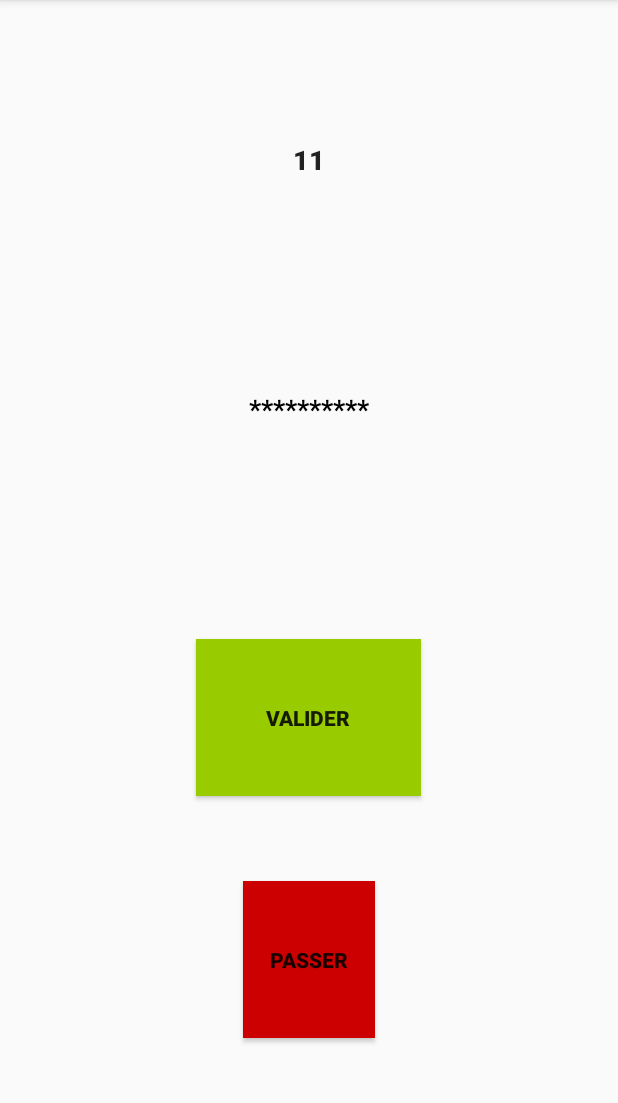
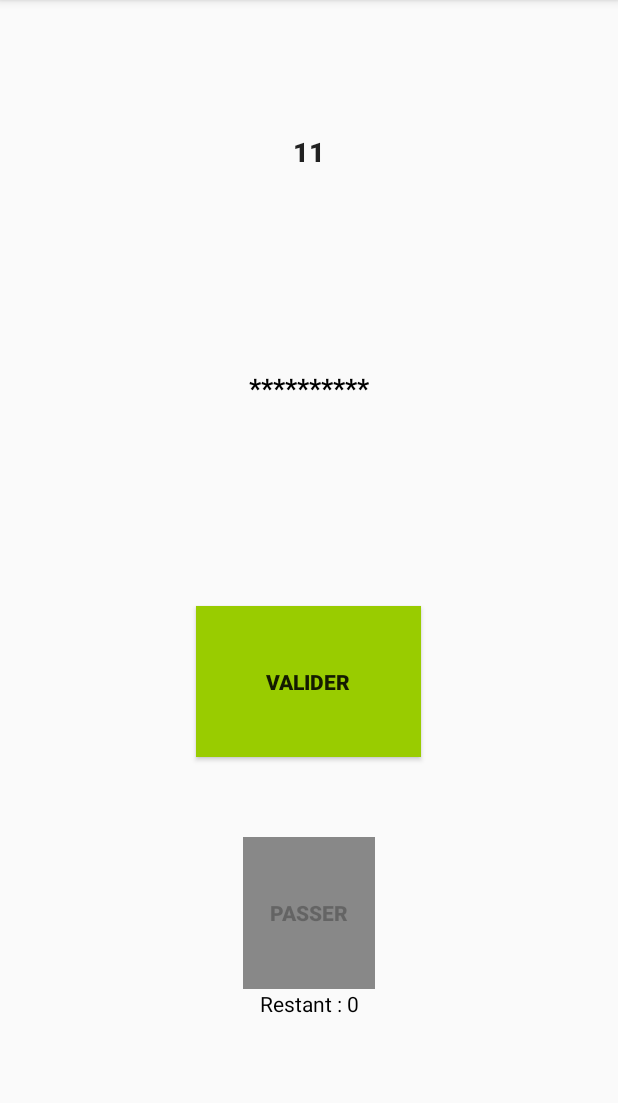
Before and after one commit to villeneuve30/AndroidGame_GuessWords, an Android app: the Round screen opened directly, with no data from a screen before it, after a tap on "PASSER", on a phone screen of 412 x 824 dp, the part 84-1187 px from its top. Run offline under Robolectric (Android 15) with nearby library versions, the phone set to English and light mode, and no system bars; 2 statements that could not run were skipped; 1 other tap on this screen came first.

Commit message:
BackButtonPressed corrigé
ouvre un pop up

```diff
--- a/app/src/main/java/com/example/timesup/ParametrePartie.java
+++ b/app/src/main/java/com/example/timesup/ParametrePartie.java
@@ -1,6 +1,8 @@
 package com.example.timesup;
 
+import android.app.AlertDialog;
 import android.content.Context;
+import android.content.DialogInterface;
 import android.content.Intent;
 import android.content.SharedPreferences;
 import android.support.v7.app.AppCompatActivity;
@@ -123,4 +125,5 @@ public class ParametrePartie extends AppCompatActivity {
         });
 
     }
+
 }
--- a/app/src/main/java/com/example/timesup/Round.java
+++ b/app/src/main/java/com/example/timesup/Round.java
@@ -1,8 +1,11 @@
 package com.example.timesup;
 
+import android.app.AlertDialog;
 import android.content.Context;
+import android.content.DialogInterface;
 import android.content.Intent;
 import android.content.SharedPreferences;
+import android.graphics.Color;
 import android.os.CountDownTimer;
 import android.support.v7.app.AppCompatActivity;
 import android.os.Bundle;
@@ -21,6 +24,11 @@ public class Round extends AppCompatActivity {
     private int position;
 
     private int points;
+    private int bonusPasser;
+
+    private TextView nbPass;
+
+    private CountDownTimer timer;
 
     private SharedPreferences sharedpreferences;
     public static final String MyPREFERENCES = "MyPrefs" ;
@@ -34,8 +42,11 @@ public class Round extends AppCompatActivity {
         mot = findViewById(R.id.mot_xml);
         valider = findViewById(R.id.bouton_valider_xml);
         passer = findViewById(R.id.bouton_passer_xml);
+        nbPass = findViewById(R.id.nbPass_xml);
 
         position = 0;
+        bonusPasser = 1;
+        nbPass.setText("Restant : "+bonusPasser);
 
         tabMots = getIntent().getStringArrayListExtra("ArrayList");
 
@@ -53,19 +64,7 @@ public class Round extends AppCompatActivity {
 
         mot.setText(tabMots.get(position));
 
-        final CountDownTimer timer = new CountDownTimer(totalTemps*1000, 1000) {
-            public void onTick(long millisUntilFinished) {
-               tempsRestant.setText(""+millisUntilFinished / 1000);
-            }
-            public void onFinish() {
-
-                ActualiserPoint(numEquipe);
-
-                Intent intent = new Intent(Round.this, LancementJeu.class);
-                intent.putStringArrayListExtra("ArrayList",tabMots );
-                startActivity(intent);
-            }
-        }.start();
+        demarrerTimer(numEquipe, totalTemps);
 
         valider.setOnClickListener(new View.OnClickListener() {
             @Override
@@ -74,6 +73,7 @@ public class Round extends AppCompatActivity {
                 if(tabMots.size() > 0) tabMots.remove(position);
 
                 if(tabMots.size() == 0) {
+                    valider.setEnabled(false);
                     timer.cancel();
                     ActualiserPoint(numEquipe);
                     Intent intent = new Intent(Round.this, AffichageDesScores.class);
@@ -89,15 +89,39 @@ public class Round extends AppCompatActivity {
         passer.setOnClickListener(new View.OnClickListener() {
             @Override
             public void onClick(View v) {
-                if(tabMots.size() > 0) {
-                    position += 1;
-                    if (position >= tabMots.size()) {
-                        position = 0;
+                if(bonusPasser>0){
+                    bonusPasser -= 1;
+                    if(tabMots.size() > 0) {
+                        position += 1;
+                        if (position >= tabMots.size()) {
+                            position = 0;
+                        }
+                        mot.setText(tabMots.get(position));
                     }
-                    mot.setText(tabMots.get(position));
                 }
+                if(bonusPasser == 0){
+                    passer.setEnabled(false);
+                    passer.setBackgroundColor(Color.GRAY);
+                }
+                nbPass.setText("Restant : "+bonusPasser);
             }
         });
+    }
+
+    private void demarrerTimer(final int numEquipe, final int totalTemps) {
+        timer = new CountDownTimer(totalTemps*1000, 1000) {
+            public void onTick(long millisUntilFinished) {
+               tempsRestant.setText(""+millisUntilFinished / 1000);
+            }
+            public void onFinish() {
+
+                ActualiserPoint(numEquipe);
+
+                Intent intent = new Intent(Round.this, LancementJeu.class);
+                intent.putStringArrayListExtra("ArrayList",tabMots );
+                startActivity(intent);
+            }
+        }.start();
     }
 
     private void ActualiserPoint(int numEquipe) {
@@ -114,4 +138,29 @@ public class Round extends AppCompatActivity {
         }
         editor.commit();
     }
+
+    @Override
+    public void onBackPressed() {
+        AlertDialog.Builder builder = new AlertDialog.Builder(this);
+        builder.setCancelable(true);
+        builder.setTitle("Quitter");
+        builder.setMessage("Voulez-vous revenir au menu ?");
+        builder.setPositiveButton("Quitter",
+                new DialogInterface.OnClickListener() {
+                    @Override
+                    public void onClick(DialogInterface dialog, int which) {
+                        timer.cancel();
+                        Intent intent = new Intent(Round.this, MainActivity.class);
+                        startActivity(intent);
+                    }
+                });
+        builder.setNegativeButton("Reprendre", new DialogInterface.OnClickListener() {
+            @Override
+            public void onClick(DialogInterface dialog, int which) {
+            }
+        });
+
+        AlertDialog dialog = builder.create();
+        dialog.show();
+    }
 }
--- a/app/src/main/res/layout/activity_round.xml
+++ b/app/src/main/res/layout/activity_round.xml
@@ -61,8 +61,13 @@
         android:text="Passer"
         android:textStyle="bold" />
 
-    <Space
+    <TextView
+        android:id="@+id/nbPass_xml"
         android:layout_width="match_parent"
         android:layout_height="wrap_content"
-        android:layout_weight="0.4" />
+        android:layout_weight="0.5"
+        android:gravity="center|top"
+        android:text="Restant :"
+        android:textColor="@android:color/black" />
+
 </LinearLayout>
```
Also changed, not shown: app/src/main/AndroidManifest.xml (+14 -7 lines), app/src/main/java/com/example/timesup/AffichageDesScores.java (+25 -0 lines), app/src/main/java/com/example/timesup/LancementJeu.java (+45 -2 lines), app/src/main/java/com/example/timesup/MainActivity.java (+24 -0 lines).
